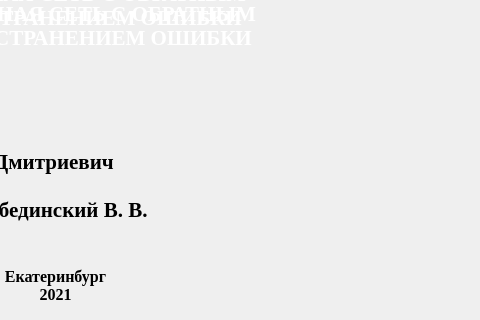
The window that uixml/startDialog.ui (ILTZ/NNGUI) describes before a commit, drawn with Qt 5; both pictures show x 370 to 850 and y 220 to 540 of the 850 by 540 pixel window.
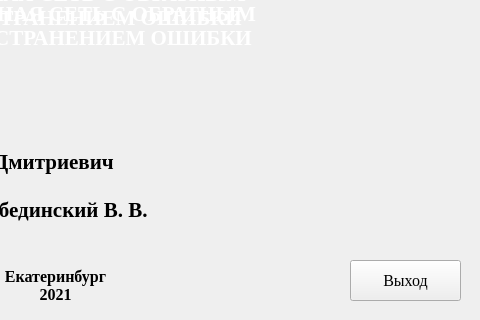
The same window after the commit. Icons and pictures are not drawn.

Patch:
```diff
--- a/uixml/startDialog.ui
+++ b/uixml/startDialog.ui
@@ -337,6 +337,37 @@
     <set>Qt::AlignCenter</set>
    </property>
   </widget>
+  <widget class="QPushButton" name="exitBtn">
+   <property name="geometry">
+    <rect>
+     <x>720</x>
+     <y>480</y>
+     <width>111</width>
+     <height>41</height>
+    </rect>
+   </property>
+   <property name="font">
+    <font>
+     <family>Times New Roman</family>
+     <pointsize>12</pointsize>
+    </font>
+   </property>
+   <property name="styleSheet">
+    <string notr="true"/>
+   </property>
+   <property name="text">
+    <string>Выход</string>
+   </property>
+   <property name="autoDefault">
+    <bool>false</bool>
+   </property>
+   <property name="default">
+    <bool>false</bool>
+   </property>
+   <property name="flat">
+    <bool>false</bool>
+   </property>
+  </widget>
  </widget>
  <resources/>
  <connections/>
```
